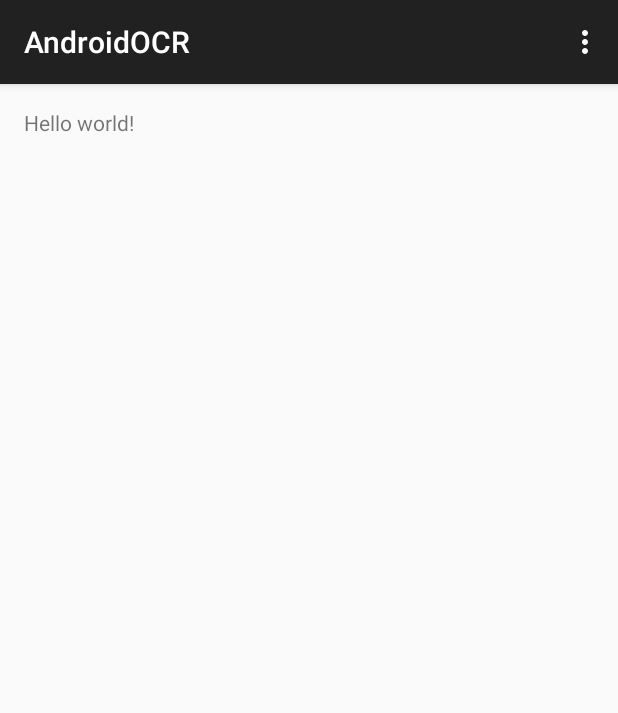
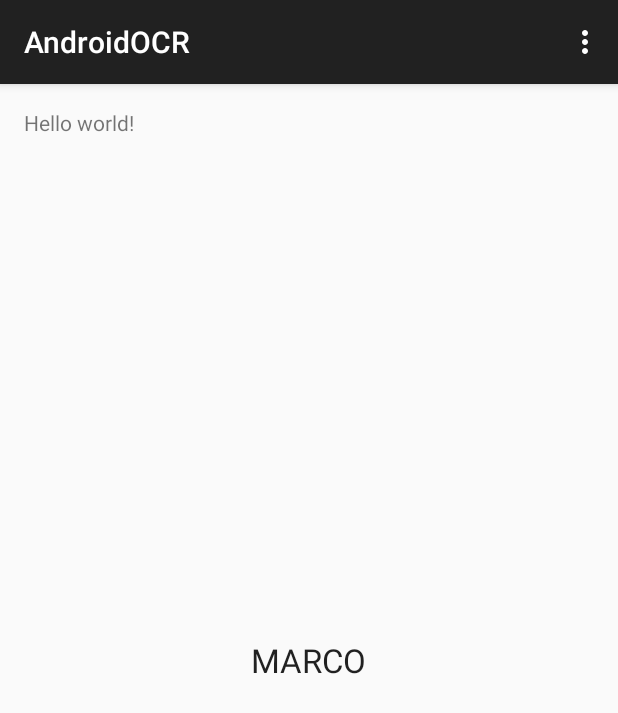
Before and after one commit to gerardBriones/AndroidOCR, an Android app: the screen it shows after launch (MainActivity), on a phone screen of 412 x 824 dp. Shown: the top 713 px of the screen. Run offline under Robolectric (Android 15) with nearby library versions, the phone set to English and light mode, and no system bars.

Commit message:
added marco to coolest app ever

```diff
--- a/app/src/main/res/layout/activity_main.xml
+++ b/app/src/main/res/layout/activity_main.xml
@@ -6,6 +6,16 @@
     android:paddingBottom="@dimen/activity_vertical_margin" tools:context=".MainActivity">
 
     <TextView android:text="@string/hello_world" android:layout_width="wrap_content"
-        android:layout_height="wrap_content" />
+        android:layout_height="wrap_content"
+        android:id="@+id/textView2" />
+
+    <TextView
+        android:layout_width="wrap_content"
+        android:layout_height="wrap_content"
+        android:textAppearance="?android:attr/textAppearanceLarge"
+        android:text="MARCO"
+        android:id="@+id/marco"
+        android:layout_centerVertical="true"
+        android:layout_centerHorizontal="true" />
 
 </RelativeLayout>
```
